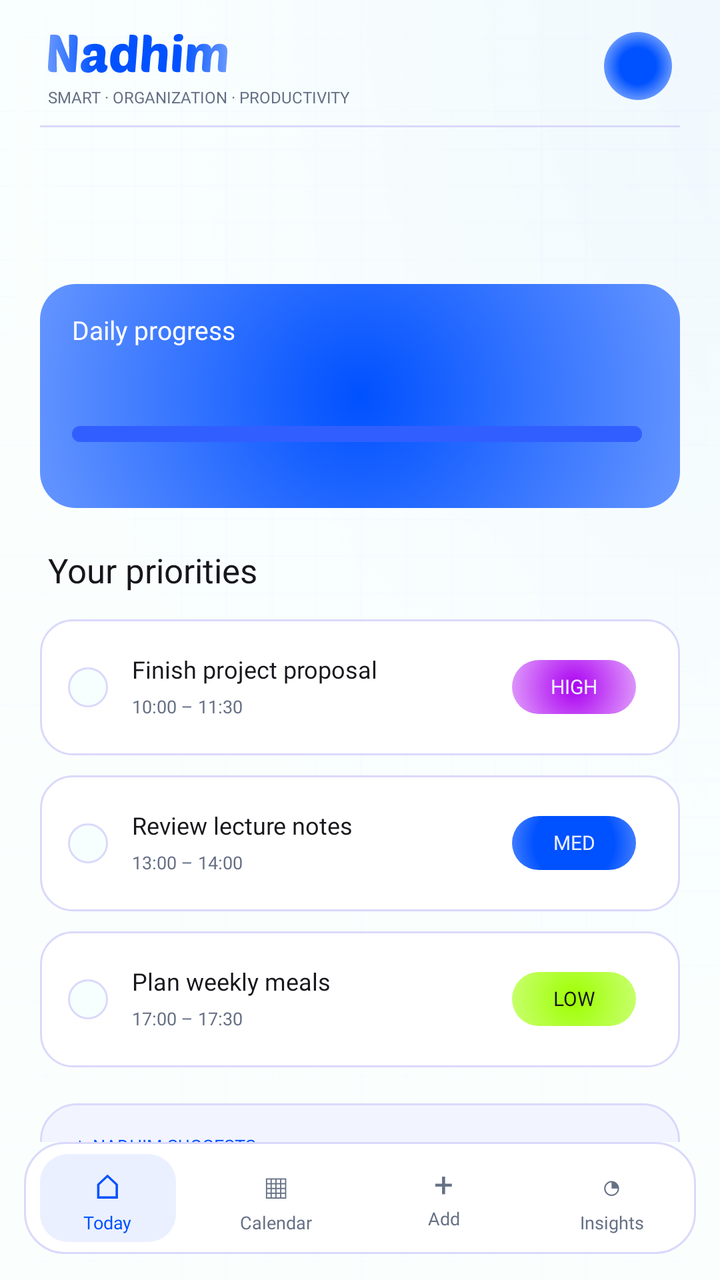
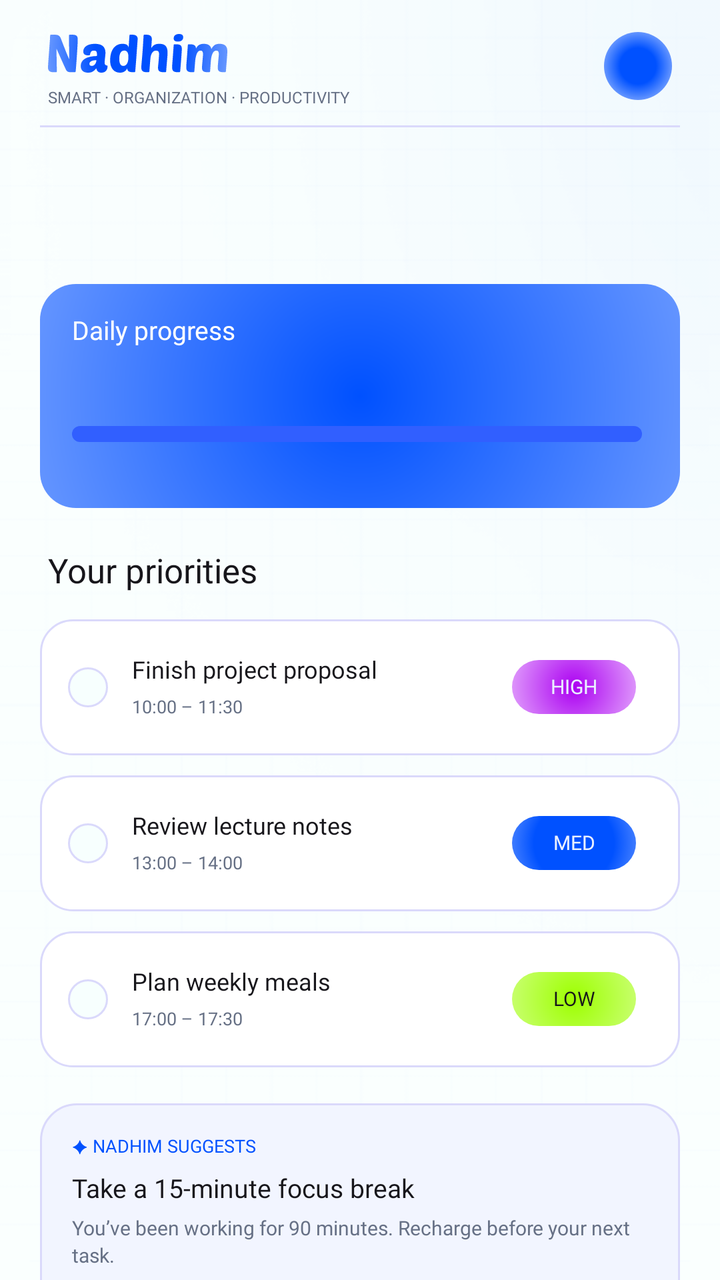

Before-and-after screenshots of an Android layout around one commit, followed by the original layout XML and the change that was made.
<!-- AndroidManifest.xml: application theme AppTheme -->
<!-- res/layout/activity_main.xml -->
<?xml version="1.0" encoding="utf-8"?>
<FrameLayout xmlns:android="http://schemas.android.com/apk/res/android"
    android:layout_width="match_parent"
    android:layout_height="match_parent"
    android:background="@color/screen_background">

    
    
    <ImageView
        android:layout_width="match_parent"
        android:layout_height="match_parent"
        android:importantForAccessibility="no"
        android:scaleType="fitXY"
        android:src="@drawable/bg_grid" />

    
    <ImageView
        android:layout_width="match_parent"
        android:layout_height="wrap_content"
        android:adjustViewBounds="true"
        android:importantForAccessibility="no"
        android:scaleType="fitXY"
        android:src="@drawable/bg_glow" />

    
    
    <ScrollView
        android:layout_width="match_parent"
        android:layout_height="match_parent"
        android:layout_marginBottom="69dp"
        android:clipToPadding="false"
        android:paddingBottom="16dp"
        android:scrollbars="none">

        
        <LinearLayout
            android:layout_width="match_parent"
            android:layout_height="wrap_content"
            android:orientation="vertical"
            android:paddingStart="20dp"
            android:paddingTop="16dp"
            android:paddingEnd="20dp">

            
            
            <RelativeLayout
                android:layout_width="match_parent"
                android:layout_height="wrap_content">

                
                <ImageView
                    android:id="@+id/logo"
                    android:layout_width="wrap_content"
                    android:layout_height="wrap_content"
                    android:layout_marginStart="4dp"
                    android:layout_marginTop="1dp"
                    android:contentDescription="@string/logo_description"
                    android:src="@drawable/logo_nadhim" />

                
                <TextView
                    style="@style/Text"
                    android:layout_width="wrap_content"
                    android:layout_height="wrap_content"
                    android:layout_below="@id/logo"
                    android:layout_marginStart="4dp"
                    android:layout_marginTop="8dp"
                    android:fontFamily="@font/poppins_semibold"
                    android:text="@string/tagline"
                    android:textColor="@color/text_secondary"
                    android:textSize="8sp" />

                
                <TextView
                    android:id="@+id/avatar"
                    android:layout_width="34dp"
                    android:layout_height="34dp"
                    android:layout_alignParentEnd="true"
                    android:layout_marginEnd="4dp"
                    android:background="@drawable/bg_avatar"
                    android:contentDescription="@string/profile_description"
                    android:fontFamily="@font/poppins_bold"
                    android:gravity="center"
                    android:includeFontPadding="false"
                    android:text=""
                    android:textColor="@color/white"
                    android:textSize="14sp" />
            </RelativeLayout>

            
            <View
                android:layout_width="match_parent"
                android:layout_height="1dp"
                android:layout_marginTop="9dp"
                android:background="@color/border" />

            
            
            <TextView
                android:id="@+id/greeting"
                style="@style/Text"
                android:layout_width="wrap_content"
                android:layout_height="wrap_content"
                android:layout_marginStart="4dp"
                android:layout_marginTop="19dp"
                android:fontFamily="@font/poppins_bold"
                android:textSize="24sp" />

            
            <TextView
                android:id="@+id/date"
                style="@style/Text"
                android:layout_width="wrap_content"
                android:layout_height="wrap_content"
                android:layout_marginStart="4dp"
                android:layout_marginTop="4dp"
                android:textColor="@color/text_secondary"
                android:textSize="11sp" />

            
            <RelativeLayout
                android:layout_width="match_parent"
                android:layout_height="112dp"
                android:layout_marginTop="14dp"
                android:background="@drawable/bg_progress_card"
                android:paddingStart="16dp"
                android:paddingTop="16dp"
                android:paddingEnd="19dp">

                <TextView
                    android:id="@+id/progress_title"
                    style="@style/Text"
                    android:layout_width="wrap_content"
                    android:layout_height="wrap_content"
                    android:fontFamily="@font/poppins_semibold"
                    android:text="@string/daily_progress"
                    android:textColor="@color/white"
                    android:textSize="13sp" />

                
                <TextView
                    android:id="@+id/progress_subtitle"
                    style="@style/Text"
                    android:layout_width="wrap_content"
                    android:layout_height="wrap_content"
                    android:layout_below="@id/progress_title"
                    android:layout_marginTop="5dp"
                    android:textColor="@color/white"
                    android:textSize="10sp" />

                
                <TextView
                    android:id="@+id/progress_percent"
                    style="@style/Text"
                    android:layout_width="wrap_content"
                    android:layout_height="wrap_content"
                    android:layout_alignParentEnd="true"
                    android:layout_marginTop="25dp"
                    android:fontFamily="@font/poppins_bold"
                    android:textColor="@color/accent_green"
                    android:textSize="12sp" />

                
                <ProgressBar
                    android:id="@+id/progress_bar"
                    style="?android:attr/progressBarStyleHorizontal"
                    android:layout_width="match_parent"
                    android:layout_height="8dp"
                    android:layout_marginTop="55dp"
                    android:max="100"
                    android:progressDrawable="@drawable/progress_bar" />
            </RelativeLayout>

            
            <TextView
                style="@style/Text"
                android:layout_width="wrap_content"
                android:layout_height="wrap_content"
                android:layout_marginStart="4dp"
                android:layout_marginTop="22dp"
                android:layout_marginBottom="4dp"
                android:fontFamily="@font/poppins_bold"
                android:text="@string/your_priorities"
                android:textSize="17sp" />

            

            
            <LinearLayout style="@style/TaskCard">

                <CheckBox
                    android:id="@+id/task1_check"
                    style="@style/TaskCheck"
                    android:contentDescription="@string/task1_title" />

                
                <LinearLayout
                    android:layout_width="0dp"
                    android:layout_height="wrap_content"
                    android:layout_weight="1"
                    android:orientation="vertical">

                    <TextView
                        android:id="@+id/task1_title"
                        style="@style/Text.TaskTitle"
                        android:layout_width="wrap_content"
                        android:layout_height="wrap_content"
                        android:text="@string/task1_title" />

                    <TextView
                        style="@style/Text.TaskTime"
                        android:layout_width="wrap_content"
                        android:layout_height="wrap_content"
                        android:text="@string/task1_time" />
                </LinearLayout>

                <TextView
                    style="@style/Text.Badge"
                    android:background="@drawable/bg_badge_high"
                    android:text="@string/priority_high" />
            </LinearLayout>

            
            <LinearLayout style="@style/TaskCard">

                <CheckBox
                    android:id="@+id/task2_check"
                    style="@style/TaskCheck"
                    android:contentDescription="@string/task2_title" />

                <LinearLayout
                    android:layout_width="0dp"
                    android:layout_height="wrap_content"
                    android:layout_weight="1"
                    android:orientation="vertical">

                    <TextView
                        android:id="@+id/task2_title"
                        style="@style/Text.TaskTitle"
                        android:layout_width="wrap_content"
                        android:layout_height="wrap_content"
                        android:text="@string/task2_title" />

                    <TextView
                        style="@style/Text.TaskTime"
                        android:layout_width="wrap_content"
                        android:layout_height="wrap_content"
                        android:text="@string/task2_time" />
                </LinearLayout>

                <TextView
                    style="@style/Text.Badge"
                    android:background="@drawable/bg_badge_med"
                    android:text="@string/priority_med" />
            </LinearLayout>

            
            <LinearLayout style="@style/TaskCard">

                <CheckBox
                    android:id="@+id/task3_check"
                    style="@style/TaskCheck"
                    android:contentDescription="@string/task3_title" />

                <LinearLayout
                    android:layout_width="0dp"
                    android:layout_height="wrap_content"
                    android:layout_weight="1"
                    android:orientation="vertical">

                    <TextView
                        android:id="@+id/task3_title"
                        style="@style/Text.TaskTitle"
                        android:layout_width="wrap_content"
                        android:layout_height="wrap_content"
                        android:text="@string/task3_title" />

                    <TextView
                        style="@style/Text.TaskTime"
                        android:layout_width="wrap_content"
                        android:layout_height="wrap_content"
                        android:text="@string/task3_time" />
                </LinearLayout>

                <TextView
                    style="@style/Text.Badge"
                    android:background="@drawable/bg_badge_low"
                    android:text="@string/priority_low"
                    android:textColor="@color/text_primary" />
            </LinearLayout>

            
            <LinearLayout
                android:layout_width="match_parent"
                android:layout_height="112dp"
                android:layout_marginTop="18dp"
                android:background="@drawable/bg_suggestion"
                android:orientation="vertical"
                android:paddingStart="16dp"
                android:paddingTop="15dp"
                android:paddingEnd="16dp">

                <TextView
                    style="@style/Text"
                    android:layout_width="wrap_content"
                    android:layout_height="wrap_content"
                    android:fontFamily="@font/poppins_bold"
                    android:text="@string/suggestion_label"
                    android:textColor="@color/brand_blue"
                    android:textSize="9sp" />

                <TextView
                    style="@style/Text"
                    android:layout_width="wrap_content"
                    android:layout_height="wrap_content"
                    android:layout_marginTop="8dp"
                    android:fontFamily="@font/poppins_semibold"
                    android:text="@string/suggestion_title"
                    android:textSize="13sp" />

                <TextView
                    style="@style/Text"
                    android:layout_width="match_parent"
                    android:layout_height="wrap_content"
                    android:layout_marginTop="6dp"
                    android:lineSpacingExtra="2dp"
                    android:text="@string/suggestion_body"
                    android:textColor="@color/text_secondary"
                    android:textSize="10sp" />
            </LinearLayout>
        </LinearLayout>
    </ScrollView>

    
    
    <LinearLayout
        android:layout_width="match_parent"
        android:layout_height="56dp"
        android:layout_gravity="bottom"
        android:layout_marginStart="12dp"
        android:layout_marginEnd="12dp"
        android:layout_marginBottom="13dp"
        android:background="@drawable/bg_bottom_nav"
        android:orientation="horizontal"
        android:paddingTop="6dp"
        android:paddingBottom="6dp">

        
        <LinearLayout
            android:id="@+id/nav_today"
            style="@style/NavItem"
            android:background="@drawable/bg_nav_active"
            android:contentDescription="@string/nav_today">

            <TextView
                style="@style/Text.NavIcon"
                android:layout_width="wrap_content"
                android:layout_height="wrap_content"
                android:text="@string/nav_today_icon"
                android:textColor="@color/brand_blue" />

            <TextView
                style="@style/Text.NavLabel"
                android:layout_width="wrap_content"
                android:layout_height="wrap_content"
                android:text="@string/nav_today"
                android:textColor="@color/brand_blue" />
        </LinearLayout>

        <LinearLayout
            android:id="@+id/nav_calendar"
            style="@style/NavItem"
            android:contentDescription="@string/nav_calendar">

            <TextView
                style="@style/Text.NavIcon"
                android:layout_width="wrap_content"
                android:layout_height="wrap_content"
                android:text="@string/nav_calendar_icon" />

            <TextView
                style="@style/Text.NavLabel"
                android:layout_width="wrap_content"
                android:layout_height="wrap_content"
                android:text="@string/nav_calendar" />
        </LinearLayout>

        <LinearLayout
            android:id="@+id/nav_add"
            style="@style/NavItem"
            android:contentDescription="@string/nav_add">

            <TextView
                style="@style/Text.NavIcon"
                android:layout_width="wrap_content"
                android:layout_height="wrap_content"
                android:text="@string/nav_add_icon" />

            <TextView
                style="@style/Text.NavLabel"
                android:layout_width="wrap_content"
                android:layout_height="wrap_content"
                android:text="@string/nav_add" />
        </LinearLayout>

        <LinearLayout
            android:id="@+id/nav_insights"
            style="@style/NavItem"
            android:contentDescription="@string/nav_insights">

            <TextView
                style="@style/Text.NavIcon"
                android:layout_width="wrap_content"
                android:layout_height="wrap_content"
                android:text="@string/nav_insights_icon" />

            <TextView
                style="@style/Text.NavLabel"
                android:layout_width="wrap_content"
                android:layout_height="wrap_content"
                android:text="@string/nav_insights" />
        </LinearLayout>
    </LinearLayout>
</FrameLayout>
<!-- resources referenced by this layout -->
<resources>
  <color name="accent_green">#9DFF00</color>
  <color name="border">#DAD9FB</color>
  <color name="brand_blue">#0051FF</color>
  <color name="screen_background">#FAFFFE</color>
  <color name="text_primary">#17161B</color>
  <color name="text_secondary">#667085</color>
  <color name="white">#FFFFFF</color>
  <!-- drawable bg_bottom_nav (drawable) -->
  <?xml version="1.0" encoding="utf-8"?>
  <shape xmlns:android="http://schemas.android.com/apk/res/android"
      android:shape="rectangle">
      <corners android:radius="20dp" />
      <solid android:color="@color/card_background" />
      <stroke android:width="1dp" android:color="@color/border" />
  </shape>
  <!-- drawable bg_nav_active (drawable) -->
  <?xml version="1.0" encoding="utf-8"?>
  <shape xmlns:android="http://schemas.android.com/apk/res/android"
      android:shape="rectangle">
      <corners android:radius="14dp" />
      <solid android:color="@color/nav_active_background" />
  </shape>
  <string name="daily_progress">Daily progress</string>
  <string name="logo_description">Nadhim</string>
  <string name="nav_add">Add</string>
  <string name="nav_add_icon">+</string>
  <string name="nav_calendar">Calendar</string>
  <string name="nav_calendar_icon">▦</string>
  <string name="nav_insights">Insights</string>
  <string name="nav_insights_icon">◔</string>
  <string name="nav_today">Today</string>
  <string name="nav_today_icon">⌂</string>
  <string name="priority_high">HIGH</string>
  <string name="priority_low">LOW</string>
  <string name="priority_med">MED</string>
  <string name="profile_description">Profile</string>
  <string name="suggestion_body">You’ve been working for 90 minutes. Recharge before your next task.</string>
  <string name="suggestion_label">✦  NADHIM SUGGESTS</string>
  <string name="suggestion_title">Take a 15-minute focus break</string>
  <string name="tagline">SMART  ·  ORGANIZATION  ·  PRODUCTIVITY</string>
  <string name="task1_time">10:00 – 11:30</string>
  <string name="task1_title">Finish project proposal</string>
  <string name="task2_time">13:00 – 14:00</string>
  <string name="task2_title">Review lecture notes</string>
  <string name="task3_time">17:00 – 17:30</string>
  <string name="task3_title">Plan weekly meals</string>
  <string name="your_priorities">Your priorities</string>
  <style name="NavItem">
          <item name="android:layout_width">0dp</item>
          <item name="android:layout_height">44dp</item>
          <item name="android:layout_weight">1</item>
          <item name="android:layout_marginStart">8dp</item>
          <item name="android:layout_marginEnd">8dp</item>
          <item name="android:orientation">vertical</item>
          <item name="android:gravity">center</item>
          <item name="android:clickable">true</item>
          <item name="android:focusable">true</item>
      </style>
  <style name="Text.NavIcon">
          <item name="android:fontFamily">@font/poppins_bold</item>
          <item name="android:textSize">17sp</item>
          <item name="android:textColor">@color/text_secondary</item>
          <item name="android:gravity">center</item>
      </style>
  <style name="Text.NavLabel">
          <item name="android:fontFamily">@font/poppins_semibold</item>
          <item name="android:textSize">9sp</item>
          <item name="android:textColor">@color/text_secondary</item>
          <item name="android:gravity">center</item>
          <item name="android:layout_marginTop">2dp</item>
      </style>
  <style name="Text.TaskTitle">
          <item name="android:fontFamily">@font/poppins_semibold</item>
          <item name="android:textSize">12sp</item>
      </style>
  <color name="brand_blue_light">#719EFF</color>
  <color name="card_background">#FFFFFF</color>
  <color name="nav_active_background">#EAF0FF</color>
  <color name="brand_blue_mid">#3977FF</color>
  <color name="suggestion_background">#F2F5FF</color>
  <color name="progress_track">#315FFF</color>
  <color name="text_on_badge">#EAF0FF</color>
  <color name="check_background">#F7FFFE</color>
  <!-- unchanged entries left out for length: 20 -->
</resources>

<!-- the commit's change to res/layout/activity_main.xml (unified diff, before → after) -->
@@ -27,7 +27,6 @@
     <ScrollView
         android:layout_width="match_parent"
         android:layout_height="match_parent"
-        android:layout_marginBottom="69dp"
         android:clipToPadding="false"
         android:paddingBottom="16dp"
         android:scrollbars="none">
@@ -331,94 +330,5 @@
         </LinearLayout>
     </ScrollView>
 
-    
-    
-    <LinearLayout
-        android:layout_width="match_parent"
-        android:layout_height="56dp"
-        android:layout_gravity="bottom"
-        android:layout_marginStart="12dp"
-        android:layout_marginEnd="12dp"
-        android:layout_marginBottom="13dp"
-        android:background="@drawable/bg_bottom_nav"
-        android:orientation="horizontal"
-        android:paddingTop="6dp"
-        android:paddingBottom="6dp">
-
-        
-        <LinearLayout
-            android:id="@+id/nav_today"
-            style="@style/NavItem"
-            android:background="@drawable/bg_nav_active"
-            android:contentDescription="@string/nav_today">
-
-            <TextView
-                style="@style/Text.NavIcon"
-                android:layout_width="wrap_content"
-                android:layout_height="wrap_content"
-                android:text="@string/nav_today_icon"
-                android:textColor="@color/brand_blue" />
-
-            <TextView
-                style="@style/Text.NavLabel"
-                android:layout_width="wrap_content"
-                android:layout_height="wrap_content"
-                android:text="@string/nav_today"
-                android:textColor="@color/brand_blue" />
-        </LinearLayout>
-
-        <LinearLayout
-            android:id="@+id/nav_calendar"
-            style="@style/NavItem"
-            android:contentDescription="@string/nav_calendar">
-
-            <TextView
-                style="@style/Text.NavIcon"
-                android:layout_width="wrap_content"
-                android:layout_height="wrap_content"
-                android:text="@string/nav_calendar_icon" />
-
-            <TextView
-                style="@style/Text.NavLabel"
-                android:layout_width="wrap_content"
-                android:layout_height="wrap_content"
-                android:text="@string/nav_calendar" />
-        </LinearLayout>
-
-        <LinearLayout
-            android:id="@+id/nav_add"
-            style="@style/NavItem"
-            android:contentDescription="@string/nav_add">
-
-            <TextView
-                style="@style/Text.NavIcon"
-                android:layout_width="wrap_content"
-                android:layout_height="wrap_content"
-                android:text="@string/nav_add_icon" />
-
-            <TextView
-                style="@style/Text.NavLabel"
-                android:layout_width="wrap_content"
-                android:layout_height="wrap_content"
-                android:text="@string/nav_add" />
-        </LinearLayout>
-
-        <LinearLayout
-            android:id="@+id/nav_insights"
-            style="@style/NavItem"
-            android:contentDescription="@string/nav_insights">
-
-            <TextView
-                style="@style/Text.NavIcon"
-                android:layout_width="wrap_content"
-                android:layout_height="wrap_content"
-                android:text="@string/nav_insights_icon" />
-
-            <TextView
-                style="@style/Text.NavLabel"
-                android:layout_width="wrap_content"
-                android:layout_height="wrap_content"
-                android:text="@string/nav_insights" />
-        </LinearLayout>
-    </LinearLayout>
+  
 </FrameLayout>
<!-- resource entries referenced after the edit -->
@@ -7,31 +7,8 @@
   <color name="text_primary">#17161B</color>
   <color name="text_secondary">#667085</color>
   <color name="white">#FFFFFF</color>
-  <!-- drawable bg_bottom_nav (drawable) -->
-  <?xml version="1.0" encoding="utf-8"?>
-  <shape xmlns:android="http://schemas.android.com/apk/res/android"
-      android:shape="rectangle">
-      <corners android:radius="20dp" />
-      <solid android:color="@color/card_background" />
-      <stroke android:width="1dp" android:color="@color/border" />
-  </shape>
-  <!-- drawable bg_nav_active (drawable) -->
-  <?xml version="1.0" encoding="utf-8"?>
-  <shape xmlns:android="http://schemas.android.com/apk/res/android"
-      android:shape="rectangle">
-      <corners android:radius="14dp" />
-      <solid android:color="@color/nav_active_background" />
-  </shape>
   <string name="daily_progress">Daily progress</string>
   <string name="logo_description">Nadhim</string>
-  <string name="nav_add">Add</string>
-  <string name="nav_add_icon">+</string>
-  <string name="nav_calendar">Calendar</string>
-  <string name="nav_calendar_icon">▦</string>
-  <string name="nav_insights">Insights</string>
-  <string name="nav_insights_icon">◔</string>
-  <string name="nav_today">Today</string>
-  <string name="nav_today_icon">⌂</string>
   <string name="priority_high">HIGH</string>
   <string name="priority_low">LOW</string>
   <string name="priority_med">MED</string>
@@ -47,37 +24,12 @@
   <string name="task3_time">17:00 – 17:30</string>
   <string name="task3_title">Plan weekly meals</string>
   <string name="your_priorities">Your priorities</string>
-  <style name="NavItem">
-          <item name="android:layout_width">0dp</item>
-          <item name="android:layout_height">44dp</item>
-          <item name="android:layout_weight">1</item>
-          <item name="android:layout_marginStart">8dp</item>
-          <item name="android:layout_marginEnd">8dp</item>
-          <item name="android:orientation">vertical</item>
-          <item name="android:gravity">center</item>
-          <item name="android:clickable">true</item>
-          <item name="android:focusable">true</item>
-      </style>
-  <style name="Text.NavIcon">
-          <item name="android:fontFamily">@font/poppins_bold</item>
-          <item name="android:textSize">17sp</item>
-          <item name="android:textColor">@color/text_secondary</item>
-          <item name="android:gravity">center</item>
-      </style>
-  <style name="Text.NavLabel">
-          <item name="android:fontFamily">@font/poppins_semibold</item>
-          <item name="android:textSize">9sp</item>
-          <item name="android:textColor">@color/text_secondary</item>
-          <item name="android:gravity">center</item>
-          <item name="android:layout_marginTop">2dp</item>
-      </style>
   <style name="Text.TaskTitle">
           <item name="android:fontFamily">@font/poppins_semibold</item>
           <item name="android:textSize">12sp</item>
       </style>
   <color name="brand_blue_light">#719EFF</color>
   <color name="card_background">#FFFFFF</color>
-  <color name="nav_active_background">#EAF0FF</color>
   <color name="brand_blue_mid">#3977FF</color>
   <color name="suggestion_background">#F2F5FF</color>
   <color name="progress_track">#315FFF</color>
